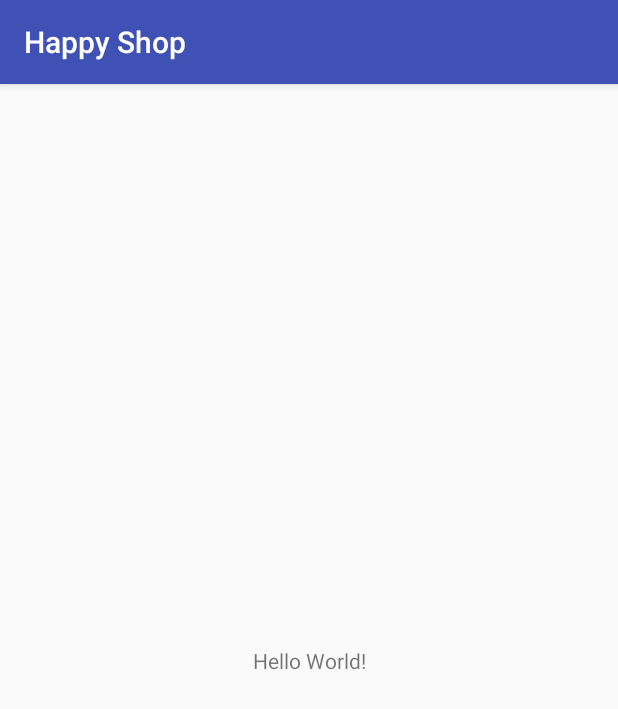
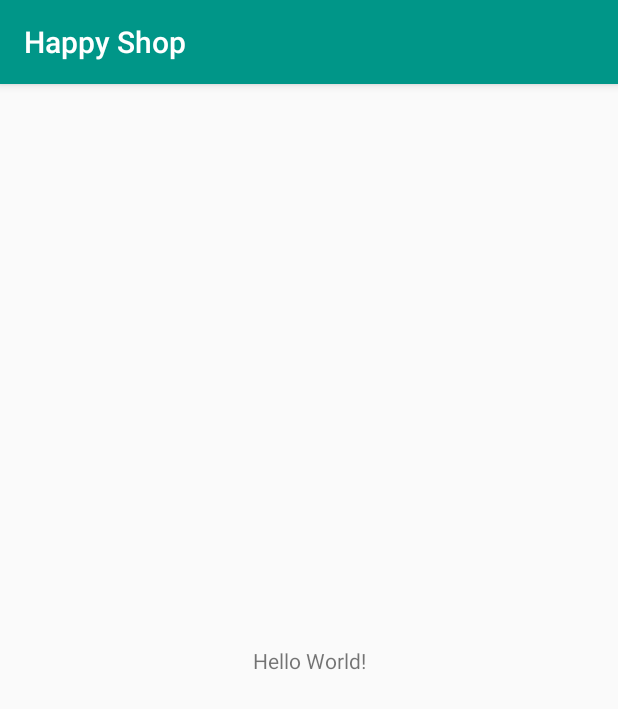
Before and after one commit to ishan-dhingra/happy-shop, an Android app: the screen it shows after launch (MainActivity), on a phone screen of 412 x 824 dp. Shown: the top 709 px of the screen. Run offline under Robolectric (Android 15) with nearby library versions, the phone set to English and light mode, and no system bars.

Commit message:
Material Icon and Color Scheme Added

```diff
--- a/app/src/main/AndroidManifest.xml
+++ b/app/src/main/AndroidManifest.xml
@@ -6,7 +6,6 @@
         android:allowBackup="true"
         android:icon="@mipmap/ic_launcher"
         android:label="@string/app_name"
-        android:roundIcon="@mipmap/ic_launcher_round"
         android:supportsRtl="true"
         android:theme="@style/AppTheme">
         <activity android:name=".MainActivity">
--- a/app/src/main/res/values/colors.xml
+++ b/app/src/main/res/values/colors.xml
@@ -1,6 +1,11 @@
 <?xml version="1.0" encoding="utf-8"?>
 <resources>
-    <color name="colorPrimary">#3F51B5</color>
-    <color name="colorPrimaryDark">#303F9F</color>
-    <color name="colorAccent">#FF4081</color>
+    <color name="colorPrimary">#009688</color>
+    <color name="colorPrimaryDark">#00796B</color>
+    <color name="colorAccent">#8BC34A</color>
+    <color name="primary_light">#B2DFDB</color>
+    <color name="primary_text">#212121</color>
+    <color name="secondary_text">#757575</color>
+    <color name="icons">#FFFFFF</color>
+    <color name="divider">#BDBDBD</color>
 </resources>
```
Also changed, not shown: app/src/main/ic_launcher-web.png (added), app/src/main/res/mipmap-hdpi/ic_launcher.png, app/src/main/res/mipmap-mdpi/ic_launcher.png, app/src/main/res/mipmap-xhdpi/ic_launcher.png, app/src/main/res/mipmap-xxhdpi/ic_launcher.png, app/src/main/res/mipmap-xxxhdpi/ic_launcher.png.
